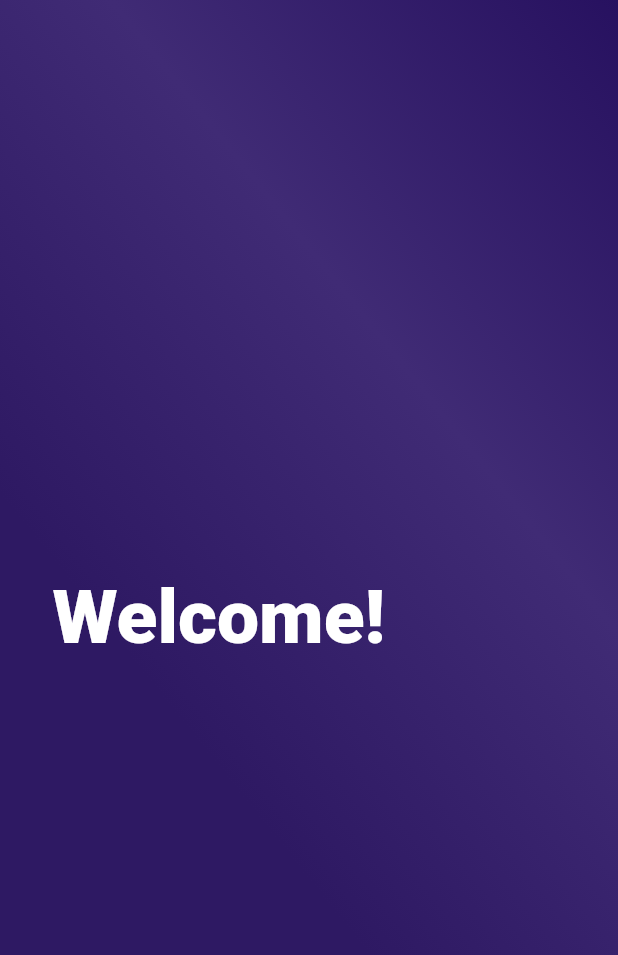
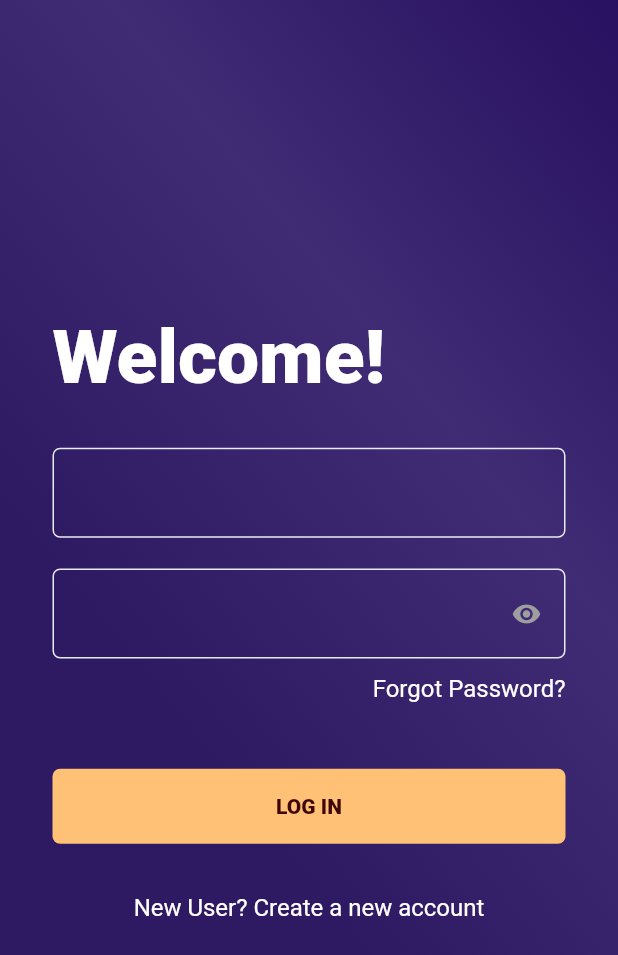
Before and after one commit to charlesarchibong/hagglex, a Flutter app: the screen it shows after launch, on a phone screen of 412 x 824 dp. Shown: the top 955 px of the screen. Run offline on Flutter 3.47's test engine with Material 2 defaults, Android fonts, the phone set to English and light mode, and no system bars; our stand-ins replace another_flushbar, connectivity, data_connection_checker, dio, equatable, flutter_dotenv and 4 more.

Commit message:
designed login page completely

```diff
--- a/lib/features/user/presentation/pages/login_page.dart
+++ b/lib/features/user/presentation/pages/login_page.dart
@@ -1,5 +1,8 @@
 import 'package:flutter/material.dart';
 import 'package:hagglex/core/share_ui/shared/app_colors.dart';
+import 'package:hagglex/core/share_ui/shared/input_field.dart';
+import 'package:hagglex/core/share_ui/shared/touachable_opacity.dart';
+import 'package:hagglex/core/share_ui/shared/ui_helpers.dart';
 import 'package:hagglex/features/user/presentation/widgets/hagglex_app_backgroun_widget.dart';
 
 class LoginPage extends StatefulWidget {
@@ -30,7 +33,64 @@ class _LoginPageState extends State<LoginPage> {
                   fontSize: 50,
                   fontWeight: FontWeight.w900,
                 ),
-              )
+              ),
+              verticalSpace(30),
+              InputField(
+                controller: null,
+                label: 'Email Address',
+                password: false,
+              ),
+              verticalSpace(20.5),
+              InputField(
+                controller: null,
+                label: 'Password (Min. 8 characters)',
+                password: true,
+              ),
+              verticalSpace(10.5),
+              Align(
+                alignment: Alignment.topRight,
+                child: Text(
+                  'Forgot Password?',
+                  style: TextStyle(
+                    color: Colors.white,
+                    fontSize: 16,
+                    fontWeight: FontWeight.normal,
+                  ),
+                ),
+              ),
+              verticalSpace(44),
+              TouchableOpacity(
+                onTap: () {},
+                child: Container(
+                  width: double.infinity,
+                  height: 50,
+                  decoration: BoxDecoration(
+                    color: Color(0xffFFC175),
+                    borderRadius: BorderRadius.circular(5),
+                  ),
+                  child: Center(
+                    child: Text(
+                      'LOG IN',
+                      style: TextStyle(
+                        color: Color(0xff3E0606),
+                        fontSize: 14,
+                        fontWeight: FontWeight.w800,
+                      ),
+                    ),
+                  ),
+                ),
+              ),
+              verticalSpace(33),
+              Center(
+                child: Text(
+                  'New User? Create a new account',
+                  style: TextStyle(
+                    color: Colors.white,
+                    fontSize: 16,
+                    fontWeight: FontWeight.normal,
+                  ),
+                ),
+              ),
             ],
           ),
         ),
```
